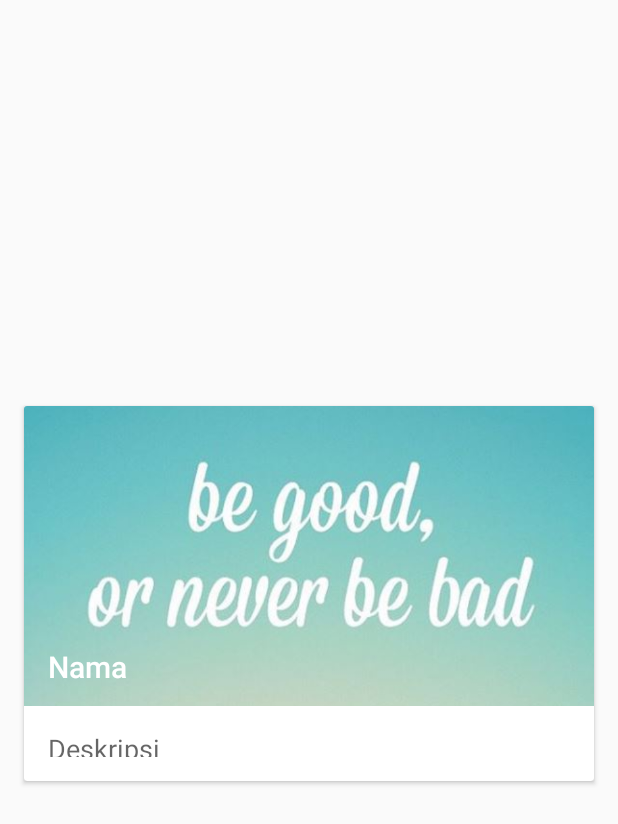
After one commit to arinirae/VoteApp, an Android app: the layout vote_list.xml on its own in the app's theme, with its tools: preview values and no code run, on a phone screen of 412 x 824 dp. The commit adds this screen. Shown: the top 824 px of the screen. Run offline under Robolectric (Android 15) with nearby library versions, the phone set to English and light mode, and no system bars.

Commit message:
Layout item vote

```diff
--- a/app/src/main/java/id/sch/smktelkom_mlg/project/xiirpl109192939/voteapp/model/Vote.java
+++ b/app/src/main/java/id/sch/smktelkom_mlg/project/xiirpl109192939/voteapp/model/Vote.java
@@ -21,6 +21,10 @@ public class Vote {
         this.cnddts = cnddts;
     }
 
+    public String getNama() {
+        return nama;
+    }
+
     public String getNamaCalon(int pos) {
         return this.cnddts.get(pos).toString();
     }
--- /dev/null
+++ b/app/src/main/res/layout/vote_list.xml
@@ -0,0 +1,77 @@
+<?xml version="1.0" encoding="utf-8"?>
+<android.support.v7.widget.CardView xmlns:android="http://schemas.android.com/apk/res/android"
+    xmlns:tools="http://schemas.android.com/tools"
+    android:id="@+id/cardView"
+    android:layout_width="match_parent"
+    android:layout_height="250dp"
+    android:layout_gravity="center"
+    android:layout_marginBottom="@dimen/activity_vertical_margin"
+    android:layout_marginLeft="@dimen/activity_horizontal_margin"
+    android:layout_marginRight="@dimen/activity_horizontal_margin"
+    android:foreground="?attr/selectableItemBackground">
+
+    <RelativeLayout
+        android:layout_width="match_parent"
+        android:layout_height="wrap_content">
+
+        <ImageView
+            android:id="@+id/imageViewVote"
+            android:layout_width="match_parent"
+            android:layout_height="200dp"
+            android:scaleType="centerCrop"
+            tools:src="@drawable/capture1" />
+
+        <TextView
+            android:id="@+id/textViewJudulVote"
+            android:layout_width="wrap_content"
+            android:layout_height="40dp"
+            android:layout_alignBottom="@+id/imageViewVote"
+            android:layout_marginLeft="16dp"
+            android:textAppearance="@style/TextAppearance.AppCompat.Title"
+            android:textColor="@android:color/white"
+            tools:text="Nama" />
+
+        <LinearLayout
+            android:layout_width="match_parent"
+            android:layout_height="match_parent"
+            android:layout_below="@+id/imageViewVote"
+            android:orientation="horizontal">
+
+            <TextView
+                android:id="@+id/textViewDeskripsiVote"
+                android:layout_width="wrap_content"
+                android:layout_height="wrap_content"
+                android:layout_weight="15"
+                android:ellipsize="end"
+                android:gravity="left"
+                android:maxLines="1"
+                android:padding="16dp"
+                android:textAppearance="@style/TextAppearance.AppCompat.Medium"
+                tools:text="Deskripsi" />
+
+            <!--<ImageButton-->
+            <!--android:layout_width="50dp"-->
+            <!--android:layout_height="wrap_content"-->
+            <!--android:text="@string/candidate_list_edit"-->
+            <!--android:src="@drawable/ic_create_black_24dp"-->
+            <!--android:id="@+id/buttonEdit"-->
+            <!--android:layout_gravity="right"-->
+            <!--style="?android:attr/borderlessButtonStyle"-->
+            <!--android:layout_weight="1"-->
+            <!--android:contentDescription="@string/can_edit" />-->
+
+            <!--<ImageButton-->
+            <!--android:layout_width="50dp"-->
+            <!--android:layout_height="wrap_content"-->
+            <!--android:text="@string/candidate_list_delete"-->
+            <!--android:id="@+id/buttonDelete"-->
+            <!--android:src="@drawable/ic_remove_circle_black_24dp"-->
+            <!--style="?android:attr/borderlessButtonStyle"-->
+            <!--android:layout_weight="1"-->
+            <!--android:contentDescription="@string/can_delete" />-->
+
+        </LinearLayout>
+
+    </RelativeLayout>
+
+</android.support.v7.widget.CardView>
```
Also changed, not shown: app/src/main/AndroidManifest.xml (+7 -1 lines), app/src/main/java/id/sch/smktelkom_mlg/project/xiirpl109192939/voteapp/VoteActivity.java (+22 -9 lines), app/src/main/java/id/sch/smktelkom_mlg/project/xiirpl109192939/voteapp/adapter/CandidatesAdapter.java (+17 -10 lines), app/src/main/java/id/sch/smktelkom_mlg/project/xiirpl109192939/voteapp/adapter/VoteAdapter.java (added, +63 -0 lines), app/src/main/res/layout/activity_ket_vote.xml (+12 -0 lines), app/src/main/res/layout/activity_vote2.xml (+7 -13 lines).
